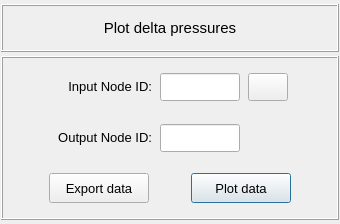
First picture: the form in pulse/interface/data/ui_files/plots/results/acoustic/get_acoustic_delta_pressures.ui, repository open-pulse/OpenPulse, before the edit.
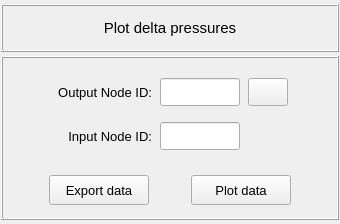
Second picture: the form after the edit. Icons and pictures are not drawn.

Commit message: Adjusts the ui-files from acoustic plots

Diff of the .ui file:
```diff
--- a/pulse/interface/data/ui_files/plots/results/acoustic/get_acoustic_delta_pressures.ui
+++ b/pulse/interface/data/ui_files/plots/results/acoustic/get_acoustic_delta_pressures.ui
@@ -160,7 +160,7 @@
         <property name="minimumSize">
          <size>
           <width>0</width>
-          <height>48</height>
+          <height>0</height>
          </size>
         </property>
         <property name="frameShape">
@@ -188,6 +188,66 @@
          <property name="verticalSpacing">
           <number>2</number>
          </property>
+         <item row="0" column="1">
+          <widget class="QLabel" name="Input_NodeID">
+           <property name="minimumSize">
+            <size>
+             <width>100</width>
+             <height>28</height>
+            </size>
+           </property>
+           <property name="maximumSize">
+            <size>
+             <width>100</width>
+             <height>28</height>
+            </size>
+           </property>
+           <property name="font">
+            <font>
+             <pointsize>10</pointsize>
+             <weight>50</weight>
+             <italic>false</italic>
+             <bold>false</bold>
+            </font>
+           </property>
+           <property name="text">
+            <string>Output Node ID:</string>
+           </property>
+           <property name="alignment">
+            <set>Qt::AlignRight|Qt::AlignTrailing|Qt::AlignVCenter</set>
+           </property>
+          </widget>
+         </item>
+         <item row="0" column="2">
+          <widget class="QLineEdit" name="lineEdit_output_node_id">
+           <property name="minimumSize">
+            <size>
+             <width>80</width>
+             <height>28</height>
+            </size>
+           </property>
+           <property name="maximumSize">
+            <size>
+             <width>80</width>
+             <height>28</height>
+            </size>
+           </property>
+           <property name="font">
+            <font>
+             <pointsize>10</pointsize>
+            </font>
+           </property>
+           <property name="layoutDirection">
+            <enum>Qt::LeftToRight</enum>
+           </property>
+           <property name="styleSheet">
+            <string notr="true"/>
+           </property>
+           <property name="alignment">
+            <set>Qt::AlignCenter</set>
+           </property>
+          </widget>
+         </item>
          <item row="0" column="3">
           <widget class="QPushButton" name="pushButton_flip_nodes">
            <property name="minimumSize">
@@ -235,66 +295,6 @@
            </property>
           </widget>
          </item>
-         <item row="0" column="1">
-          <widget class="QLabel" name="Input_NodeID">
-           <property name="minimumSize">
-            <size>
-             <width>100</width>
-             <height>28</height>
-            </size>
-           </property>
-           <property name="maximumSize">
-            <size>
-             <width>100</width>
-             <height>28</height>
-            </size>
-           </property>
-           <property name="font">
-            <font>
-             <pointsize>10</pointsize>
-             <weight>50</weight>
-             <italic>false</italic>
-             <bold>false</bold>
-            </font>
-           </property>
-           <property name="text">
-            <string>&lt;html&gt;&lt;head/&gt;&lt;body&gt;&lt;p align=&quot;right&quot;&gt;Input Node ID:&lt;/p&gt;&lt;/body&gt;&lt;/html&gt;</string>
-           </property>
-           <property name="alignment">
-            <set>Qt::AlignCenter</set>
-           </property>
-          </widget>
-         </item>
-         <item row="0" column="2">
-          <widget class="QLineEdit" name="lineEdit_input_node_id">
-           <property name="minimumSize">
-            <size>
-             <width>80</width>
-             <height>28</height>
-            </size>
-           </property>
-           <property name="maximumSize">
-            <size>
-             <width>80</width>
-             <height>28</height>
-            </size>
-           </property>
-           <property name="font">
-            <font>
-             <pointsize>10</pointsize>
-            </font>
-           </property>
-           <property name="layoutDirection">
-            <enum>Qt::LeftToRight</enum>
-           </property>
-           <property name="styleSheet">
-            <string notr="true"/>
-           </property>
-           <property name="alignment">
-            <set>Qt::AlignCenter</set>
-           </property>
-          </widget>
-         </item>
          <item row="0" column="0">
           <spacer name="horizontalSpacer_6">
            <property name="orientation">
@@ -321,44 +321,8 @@
            </property>
           </spacer>
          </item>
-        </layout>
-       </widget>
-      </item>
-      <item row="1" column="0">
-       <widget class="QFrame" name="frame_output">
-        <property name="minimumSize">
-         <size>
-          <width>0</width>
-          <height>48</height>
-         </size>
-        </property>
-        <property name="frameShape">
-         <enum>QFrame::NoFrame</enum>
-        </property>
-        <property name="frameShadow">
-         <enum>QFrame::Raised</enum>
-        </property>
-        <layout class="QGridLayout" name="gridLayout_3">
-         <property name="leftMargin">
-          <number>2</number>
-         </property>
-         <property name="topMargin">
-          <number>2</number>
-         </property>
-         <property name="rightMargin">
-          <number>2</number>
-         </property>
-         <property name="bottomMargin">
-          <number>2</number>
-         </property>
-         <property name="horizontalSpacing">
-          <number>8</number>
-         </property>
-         <property name="verticalSpacing">
-          <number>2</number>
-         </property>
-         <item row="0" column="2">
-          <widget class="QLineEdit" name="lineEdit_output_node_id">
+         <item row="1" column="2">
+          <widget class="QLineEdit" name="lineEdit_input_node_id">
            <property name="minimumSize">
             <size>
              <width>80</width>
@@ -387,7 +351,7 @@
            </property>
           </widget>
          </item>
-         <item row="0" column="1">
+         <item row="1" column="1">
           <widget class="QLabel" name="Output_NodeID">
            <property name="minimumSize">
             <size>
@@ -410,65 +374,17 @@
             </font>
            </property>
            <property name="text">
-            <string>&lt;html&gt;&lt;head/&gt;&lt;body&gt;&lt;p align=&quot;right&quot;&gt;Output Node ID:&lt;/p&gt;&lt;/body&gt;&lt;/html&gt;</string>
+            <string>Input Node ID:</string>
            </property>
            <property name="alignment">
-            <set>Qt::AlignCenter</set>
+            <set>Qt::AlignRight|Qt::AlignTrailing|Qt::AlignVCenter</set>
            </property>
           </widget>
          </item>
-         <item row="0" column="4">
-          <spacer name="horizontalSpacer_4">
-           <property name="orientation">
-            <enum>Qt::Horizontal</enum>
-           </property>
-           <property name="sizeHint" stdset="0">
-            <size>
-             <width>40</width>
-             <height>20</height>
-            </size>
-           </property>
-          </spacer>
-         </item>
-         <item row="0" column="3">
-          <widget class="QFrame" name="frame">
-           <property name="minimumSize">
-            <size>
-             <width>40</width>
-             <height>28</height>
-            </size>
-           </property>
-           <property name="maximumSize">
-            <size>
-             <width>40</width>
-             <height>28</height>
-            </size>
-           </property>
-           <property name="frameShape">
-            <enum>QFrame::NoFrame</enum>
-           </property>
-           <property name="frameShadow">
-            <enum>QFrame::Raised</enum>
-           </property>
-          </widget>
-         </item>
-         <item row="0" column="0">
-          <spacer name="horizontalSpacer_5">
-           <property name="orientation">
-            <enum>Qt::Horizontal</enum>
-           </property>
-           <property name="sizeHint" stdset="0">
-            <size>
-             <width>40</width>
-             <height>20</height>
-            </size>
-           </property>
-          </spacer>
-         </item>
         </layout>
        </widget>
       </item>
-      <item row="2" column="0">
+      <item row="1" column="0">
        <widget class="QFrame" name="frame_buttons">
         <property name="minimumSize">
          <size>
@@ -479,7 +395,7 @@
         <property name="maximumSize">
          <size>
           <width>16777215</width>
-          <height>16777215</height>
+          <height>48</height>
          </size>
         </property>
         <property name="frameShape">
@@ -505,19 +421,6 @@
           <number>0</number>
          </property>
          <item row="0" column="0">
-          <spacer name="horizontalSpacer_8">
-           <property name="orientation">
-            <enum>Qt::Horizontal</enum>
-           </property>
-           <property name="sizeHint" stdset="0">
-            <size>
-             <width>40</width>
-             <height>20</height>
-            </size>
-           </property>
-          </spacer>
-         </item>
-         <item row="0" column="1">
           <widget class="QPushButton" name="pushButton_export_data">
            <property name="minimumSize">
             <size>
@@ -551,7 +454,7 @@
            </property>
           </widget>
          </item>
-         <item row="0" column="3">
+         <item row="0" column="1">
           <widget class="QPushButton" name="pushButton_plot_data">
            <property name="minimumSize">
             <size>
@@ -581,36 +484,10 @@
             <string>Plot data</string>
            </property>
            <property name="default">
-            <bool>true</bool>
+            <bool>false</bool>
            </property>
           </widget>
          </item>
-         <item row="0" column="2">
-          <spacer name="horizontalSpacer_9">
-           <property name="orientation">
-            <enum>Qt::Horizontal</enum>
-           </property>
-           <property name="sizeHint" stdset="0">
-            <size>
-             <width>40</width>
-             <height>20</height>
-            </size>
-           </property>
-          </spacer>
-         </item>
-         <item row="0" column="4">
-          <spacer name="horizontalSpacer_10">
-           <property name="orientation">
-            <enum>Qt::Horizontal</enum>
-           </property>
-           <property name="sizeHint" stdset="0">
-            <size>
-             <width>40</width>
-             <height>20</height>
-            </size>
-           </property>
-          </spacer>
-         </item>
         </layout>
        </widget>
       </item>
```
Left out of the diff: 3 changed lines with no effect on the pictures. The commit also changes 3 other files.
